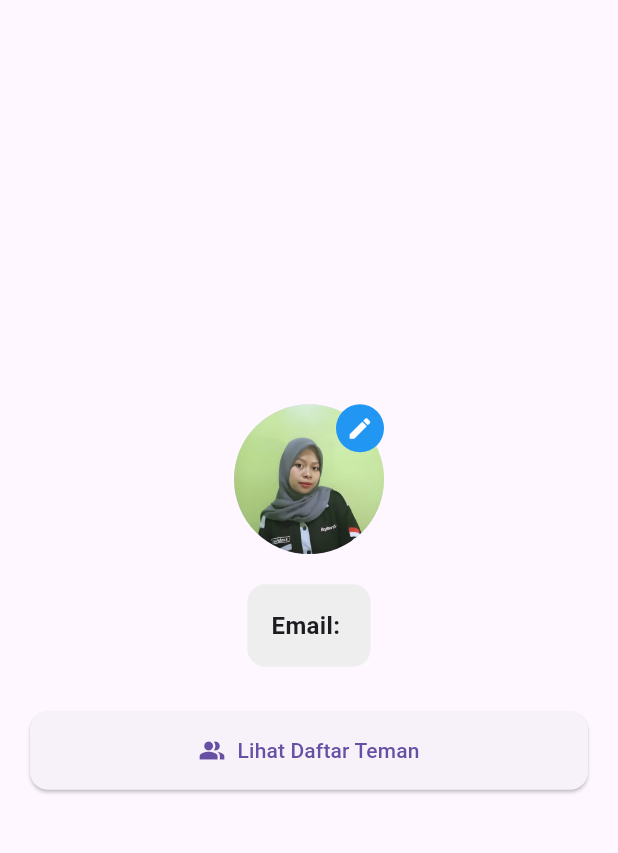
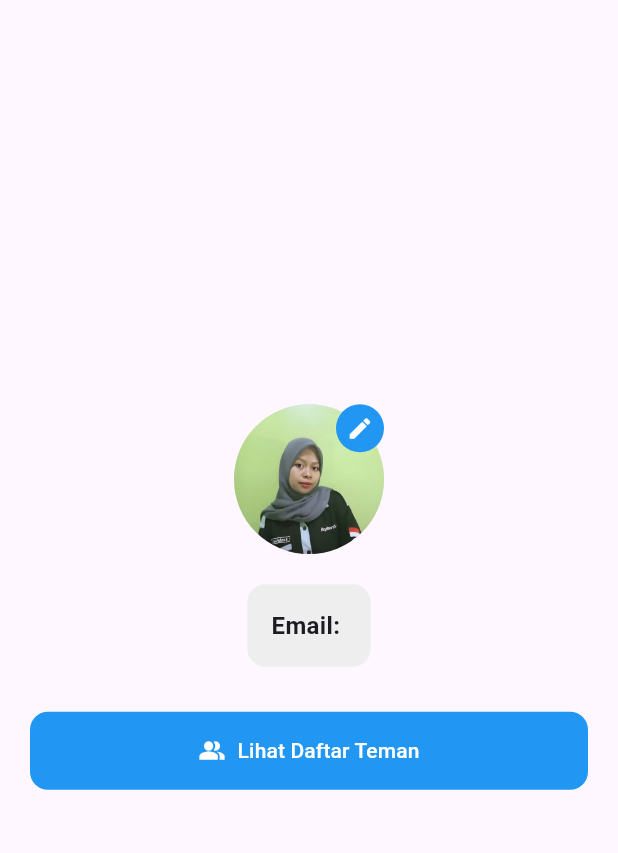
Before and after one commit to Dyah4p/Tugas_flutter_Dyah, a Flutter app: the screen it shows after launch, after a tap on "Login", on a phone screen of 412 x 824 dp, the part 63-916 px from its top. Run offline on Flutter 3.47's test engine with Material 3 defaults, Android fonts, the phone set to English and light mode, and no system bars.

Commit message:
flutter update

```diff
--- a/stack1/lib/halaman_login.dart
+++ b/stack1/lib/halaman_login.dart
@@ -17,7 +17,7 @@ class _HalamanLoginState extends State<HalamanLogin> {
       context,
       MaterialPageRoute(
         builder: (context) => HalamanProfil(
-          email: emailController.text, // Hanya mengirim email
+          email: emailController.text,
         ),
       ),
     );
@@ -66,9 +66,22 @@ class _HalamanLoginState extends State<HalamanLogin> {
               ),
             ),
             const SizedBox(height: 20),
-            ElevatedButton(
+
+
+            TextButton(
               onPressed: handleLogin,
-              child: const Text('Login'),
+              style: TextButton.styleFrom(
+                padding: const EdgeInsets.symmetric(horizontal: 30, vertical: 12),
+                backgroundColor: Colors.blue,
+                foregroundColor: Colors.white,
+                shape: RoundedRectangleBorder(
+                  borderRadius: BorderRadius.circular(8),
+                ),
+              ),
+              child: const Text(
+                'Login',
+                style: TextStyle(fontSize: 16),
+              ),
             ),
           ],
         ),
--- a/stack1/lib/halaman_profil.dart
+++ b/stack1/lib/halaman_profil.dart
@@ -4,10 +4,7 @@ import 'daftar_teman.dart';
 class HalamanProfil extends StatelessWidget {
   final String email;
 
-  const HalamanProfil({
-    super.key,
-    required this.email,
-  });
+  const HalamanProfil({super.key, required this.email});
 
   @override
   Widget build(BuildContext context) {
@@ -83,10 +80,14 @@ class HalamanProfil extends StatelessWidget {
             padding: const EdgeInsets.symmetric(horizontal: 20),
             child: SizedBox(
               width: double.infinity,
-              child: ElevatedButton.icon(
-                icon: const Icon(Icons.people_alt),
-                label: const Text('Lihat Daftar Teman'),
-                style: ElevatedButton.styleFrom(
+              child: TextButton.icon(
+                icon: const Icon(Icons.people_alt, color: Colors.white),
+                label: const Text(
+                  'Lihat Daftar Teman',
+                  style: TextStyle(color: Colors.white),
+                ),
+                style: TextButton.styleFrom(
+                  backgroundColor: Colors.blue,
                   padding: const EdgeInsets.symmetric(vertical: 16),
                   shape: RoundedRectangleBorder(
                     borderRadius: BorderRadius.circular(12),
```
Also changed, not shown: 1 other file.
